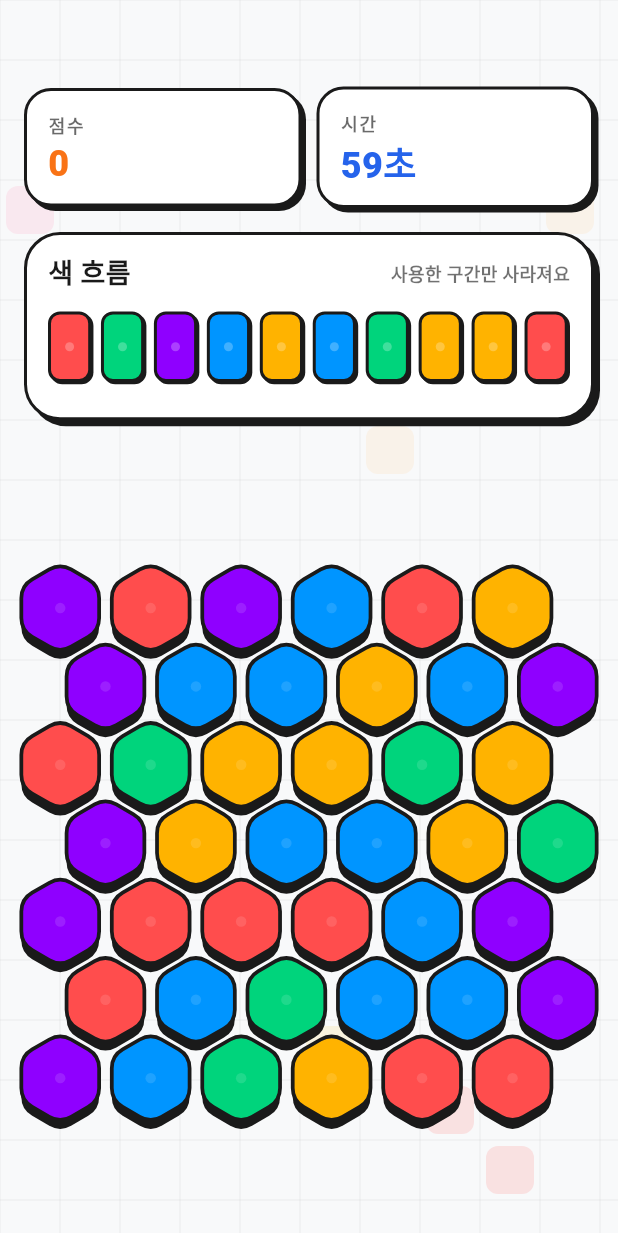
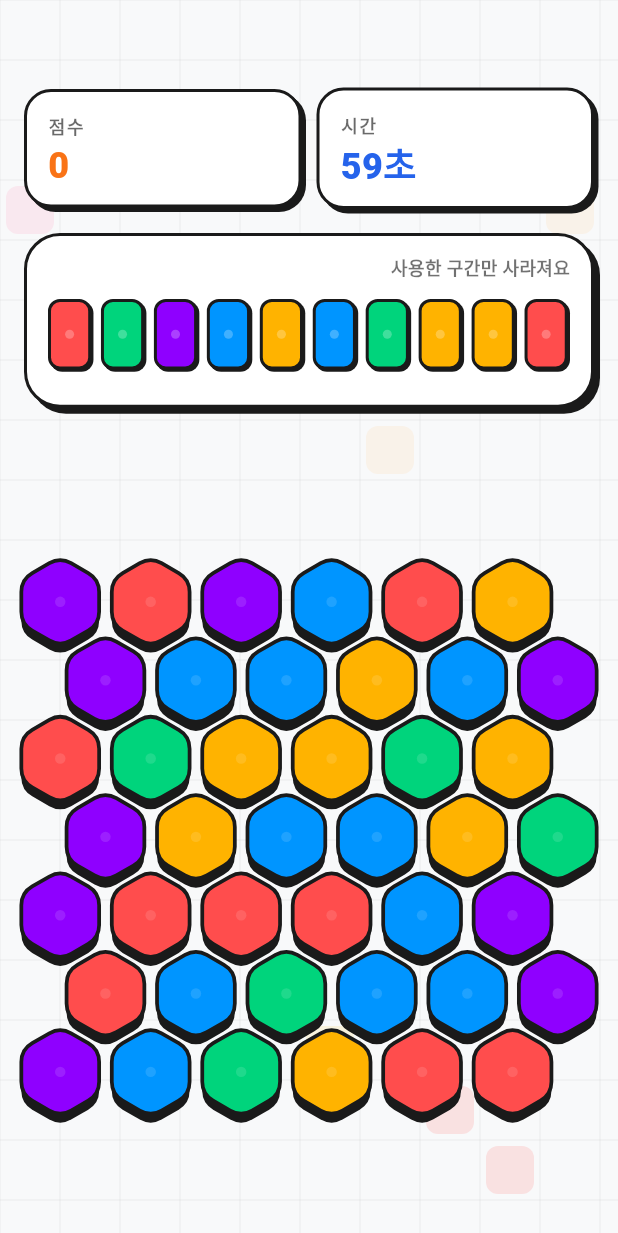
Before and after one commit to XuTuX/HexTrace, a Flutter app: the GameScreen screen opened directly, on a phone screen of 412 x 824 dp. Shown: the top 1233 px of the screen. Run offline on Flutter 3.47's test engine with Material 3 defaults, Android fonts, the phone set to English and light mode, and no system bars; our stand-ins replace flutter_dotenv, get, google_fonts, google_mobile_ads, google_sign_in, shared_preferences and 2 more; accounts and stored records are empty.

Commit message:
거의 최종

```diff
--- a/lib/widgets/game/game_hud.dart
+++ b/lib/widgets/game/game_hud.dart
@@ -140,16 +140,8 @@ class ColorBarPanel extends StatelessWidget {
         crossAxisAlignment: CrossAxisAlignment.start,
         children: [
           Row(
+            mainAxisAlignment: MainAxisAlignment.end,
             children: [
-              const Text(
-                '색 흐름',
-                style: TextStyle(
-                  fontWeight: FontWeight.w900,
-                  fontSize: 18,
-                  color: charcoalBlack,
-                ),
-              ),
-              const Spacer(),
               Text(
                 '사용한 구간만 사라져요',
                 style: TextStyle(
```
